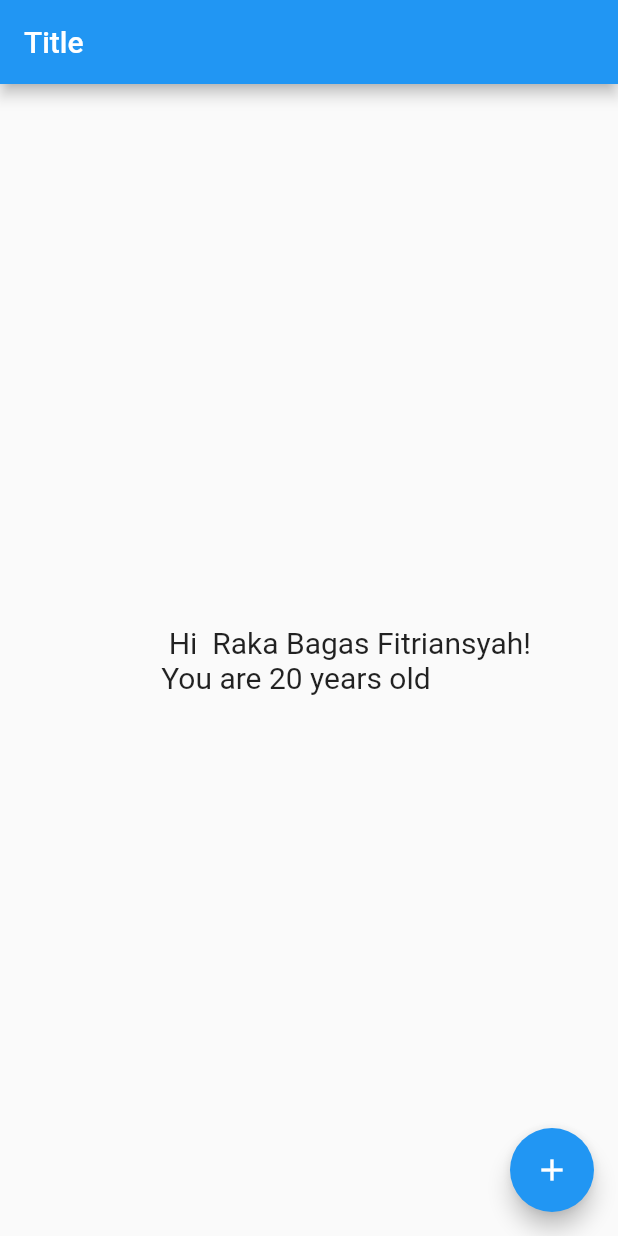
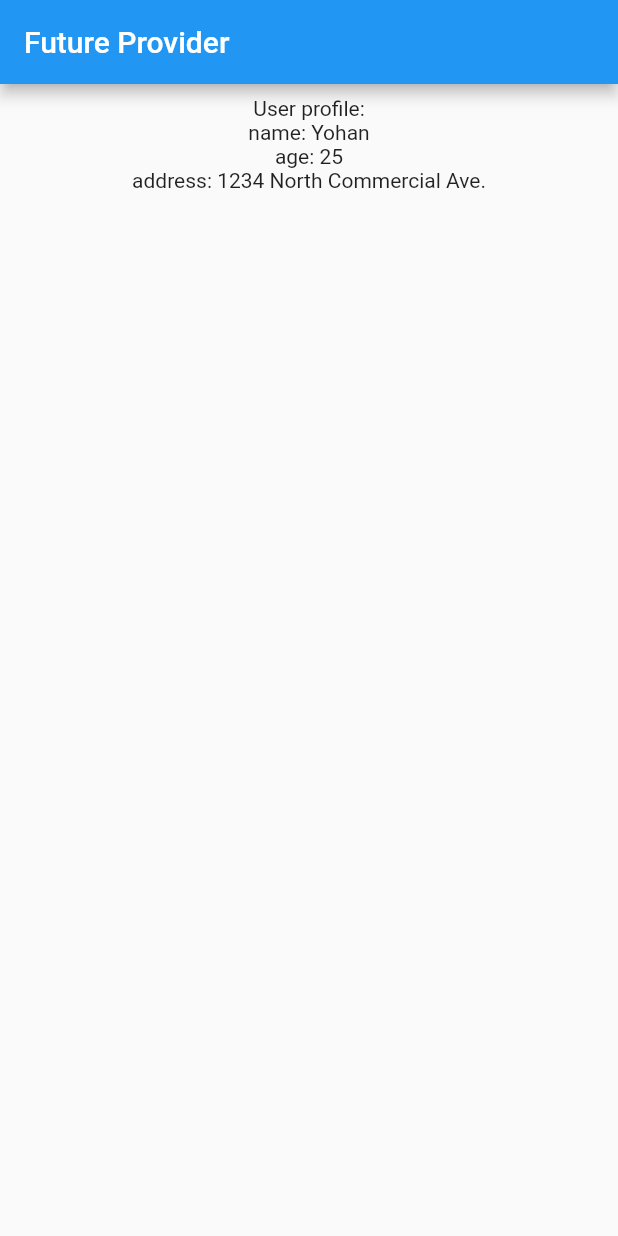
Before and after one commit to rakabgs27/Flutter-Provider-Basic, a Flutter app: the screen it shows after launch, on a phone screen of 412 x 824 dp. Run offline on Flutter 3.47's test engine with Material 2 defaults, Android fonts, the phone set to English and light mode, and no system bars.

Commit message:
Future Provider

```diff
--- a/lib/main.dart
+++ b/lib/main.dart
@@ -1,59 +1,77 @@
-import 'package:testingprovider/person.dart';
 import 'package:flutter/material.dart';
 import 'package:provider/provider.dart';
 
+class Person {
+  final String name;
+  int age;
+  Person({
+    required this.name,
+    required this.age
+    });
+}
+
+class Home {
+  final String city = "Portland";
+
+  Future<String> get fetchAddress {
+    final address = Future.delayed(const Duration(seconds: 5), () {
+      return '1234 North Commercial Ave.';
+    });
+
+    return address;
+  }
+}
+
 void main() {
   runApp(
-   ChangeNotifierProvider(
-      create: (_) => Person(name: " Raka Bagas Fitriansyah", age: 20),
-      child: const MyApp(),
-    ),
+   Provider<Person>(
+      create: (_) => Person(name: 'Yohan', age: 25),
+      child: FutureProvider<String>(
+        create: (context) => Home().fetchAddress,
+        initialData: "fetching address...",
+        child: MyApp(),
+      ),
+   )
   );
 }
 
 class MyApp extends StatelessWidget {
-  const MyApp({super.key});
 
   @override
   Widget build(BuildContext context) {
     return MaterialApp(
-      title: 'Flutter Demo',
-      theme: ThemeData(
-        primarySwatch: Colors.blue,
-      ),
-      home: MyNamePage(),
+      home: MyHomePage(),
     );
   }
 }
 
-class MyNamePage extends StatelessWidget {
+class MyHomePage extends StatelessWidget {
 
   @override
   Widget build(BuildContext context) {
-    return Selector<Person, String>(
-      selector: (_, Person person) => person.name,
-      builder: (context, String name, child) {
-        return Scaffold(
-      appBar: AppBar(title: Text('Title'),
+     return Scaffold(
+      appBar: AppBar(
+        title: Text("Future Provider"),
       ),
-      body: Center(
-        child:
-          Text(
-           '''
-           Hi ${name}!
-          You are ${Provider.of<Person>(context).age} years old''',
-          style: const TextStyle(
-            fontSize: 20
+      body: Padding(
+        padding: const EdgeInsets.all(8.0),
+        child: Center(
+          child: Consumer<Person>(
+            builder: (context, Person person, child) {
+              return Column(
+                children: <Widget>[
+                  Text("User profile:"),
+                  Text("name: ${person.name}"),
+                  Text("age: ${person.age}"),
+                  Consumer<String>(builder: (context, String address, child) {
+                    return Text("address: $address");
+                  }),
+                ],
+              );
+            },
           ),
-          ),
-      ),
-      floatingActionButton: FloatingActionButton(
-        onPressed: (){
-          Provider.of<Person>(context,listen: false).increaseAge();
-      },
-      child: Icon(Icons.add),
-      ),
+        ),
+      )
     );
-    });
-  }
 }
+}
```
